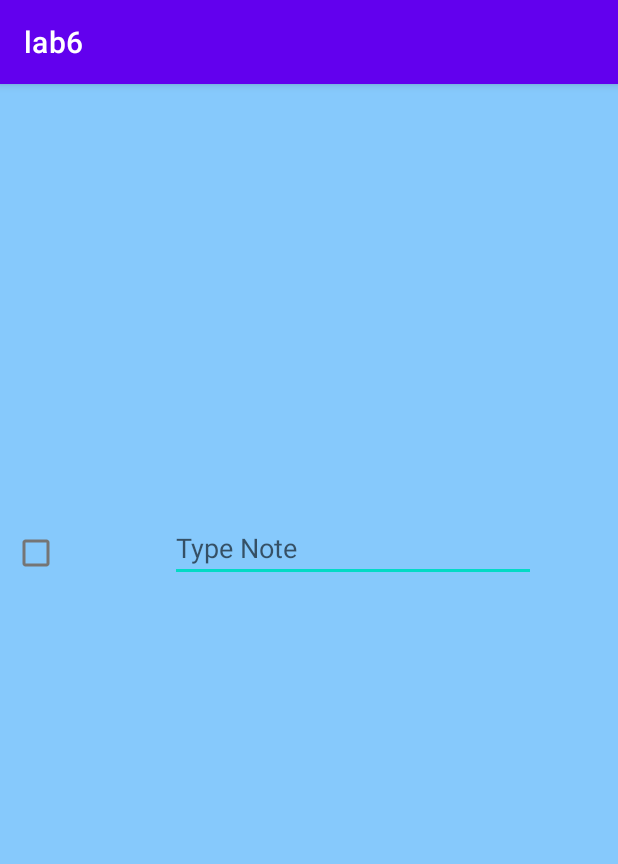
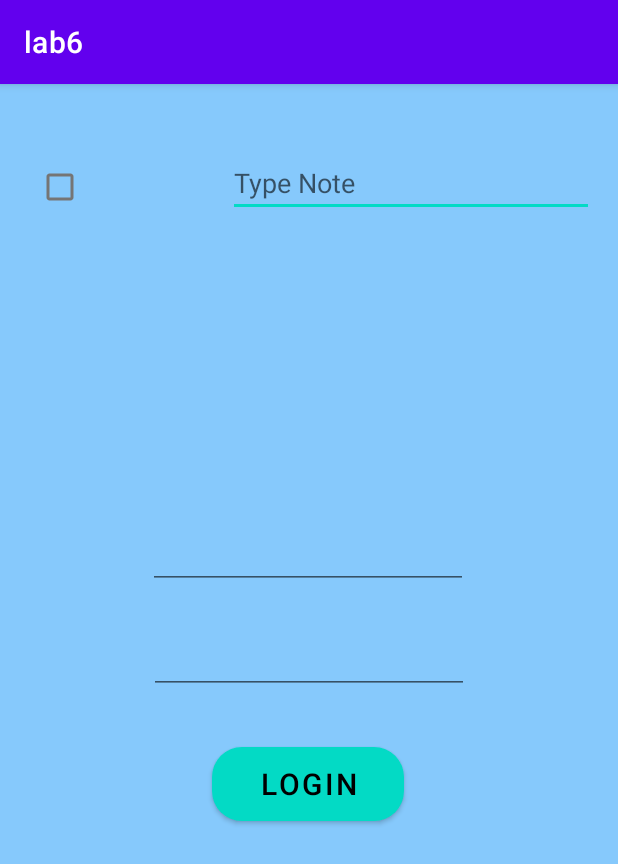
Before and after one commit to TrampI550/Android-Programming, an Android app: the CheckBoxState screen opened directly, with no data from a screen before it, on a phone screen of 412 x 824 dp. Shown: the top 864 px of the screen. Run offline under Robolectric (Android 15) with nearby library versions, the phone set to English and light mode, and no system bars.

Commit message:
lab6 and lab7 dop tasks

```diff
--- a/lab6/app/src/main/java/com/example/lab6/CheckBoxState.java
+++ b/lab6/app/src/main/java/com/example/lab6/CheckBoxState.java
@@ -3,6 +3,7 @@ package com.example.lab6;
 import android.os.Bundle;
 import android.view.View;
 import android.view.ViewTreeObserver;
+import android.widget.Button;
 import android.widget.CheckBox;
 import android.widget.EditText;
 
@@ -16,7 +17,10 @@ public class CheckBoxState extends AppCompatActivity {
     protected void onCreate(@Nullable Bundle savedInstanceState) {
         super.onCreate(savedInstanceState);
         setContentView(R.layout.activity_check_box_state);
+        EditText login = findViewById(R.id.editTextTextPersonName);
+        EditText password = findViewById(R.id.editTextTextPassword);
         CheckBox checkBox = findViewById(R.id.checkBox);
+        Button login_btn = findViewById(R.id.login_btn);
         final boolean[] checked = {PreferenceManager.getDefaultSharedPreferences(this).getBoolean("checkBox", false)};
         checkBox.setChecked(checked[0]);
         checkBox.setOnClickListener(new View.OnClickListener() {
@@ -27,6 +31,23 @@ public class CheckBoxState extends AppCompatActivity {
                         .edit().putBoolean("checkBox", checked[0]).commit();
             }
         });
+        login_btn.setOnClickListener(new View.OnClickListener() {
+            @Override
+            public void onClick(View view) {
+                String to_login = String.valueOf(login.getText());
+                String to_pass = String.valueOf(password.getText());
+                PreferenceManager.getDefaultSharedPreferences(CheckBoxState.this)
+                        .edit().putString("login", to_login).commit();
+                PreferenceManager.getDefaultSharedPreferences(CheckBoxState.this)
+                        .edit().putString("password", to_pass).commit();
+            }
+        });
+        final String[] log = {PreferenceManager.getDefaultSharedPreferences(this)
+                .getString("login", "")};
+        final String[] par = {PreferenceManager.getDefaultSharedPreferences(this)
+                .getString("password", "")};
+        login.setText(log[0]);
+        password.setText(par[0]);
         View saveLayout = findViewById(R.id.SaveLayout);
         EditText editText = findViewById(R.id.SaveNote);
         final String[] text = {PreferenceManager.getDefaultSharedPreferences(this)
--- a/lab6/app/src/main/res/layout/activity_check_box_state.xml
+++ b/lab6/app/src/main/res/layout/activity_check_box_state.xml
@@ -9,6 +9,24 @@
     android:background="#86C9FC"
     android:id="@+id/SaveLayout">
 
+    <Button
+        android:id="@+id/login_btn"
+        android:layout_width="128dp"
+        android:layout_height="49dp"
+        android:width="200sp"
+        android:height="60sp"
+        android:background="@drawable/ourfig"
+        android:text="Login"
+        android:textColor="@color/black"
+        android:textSize="20sp"
+        app:backgroundTint="@null"
+        app:layout_constraintBottom_toBottomOf="parent"
+        app:layout_constraintEnd_toEndOf="parent"
+        app:layout_constraintHorizontal_bias="0.498"
+        app:layout_constraintStart_toStartOf="parent"
+        app:layout_constraintTop_toTopOf="parent"
+        app:layout_constraintVertical_bias="0.615" />
+
     <EditText
         android:id="@+id/SaveNote"
         android:layout_width="244dp"
@@ -18,10 +36,10 @@
         android:inputType="textPersonName"
         app:layout_constraintBottom_toBottomOf="parent"
         app:layout_constraintEnd_toEndOf="parent"
-        app:layout_constraintHorizontal_bias="0.676"
+        app:layout_constraintHorizontal_bias="0.904"
         app:layout_constraintStart_toStartOf="parent"
         app:layout_constraintTop_toTopOf="parent"
-        app:layout_constraintVertical_bias="0.398" />
+        app:layout_constraintVertical_bias="0.062" />
 
     <CheckBox
         android:id="@+id/checkBox"
@@ -29,9 +47,34 @@
         android:layout_height="wrap_content"
         app:layout_constraintBottom_toBottomOf="parent"
         app:layout_constraintEnd_toEndOf="parent"
-        app:layout_constraintHorizontal_bias="0.0"
+        app:layout_constraintHorizontal_bias="0.044"
         app:layout_constraintStart_toStartOf="parent"
         app:layout_constraintTop_toTopOf="parent"
-        app:layout_constraintVertical_bias="0.401" />
+        app:layout_constraintVertical_bias="0.062" />
+
+    <EditText
+        android:id="@+id/editTextTextPassword"
+        android:layout_width="wrap_content"
+        android:layout_height="wrap_content"
+        android:ems="10"
+        android:inputType="textPassword"
+        app:layout_constraintBottom_toBottomOf="parent"
+        app:layout_constraintEnd_toEndOf="parent"
+        app:layout_constraintStart_toStartOf="parent"
+        app:layout_constraintTop_toTopOf="parent" />
+
+    <EditText
+        android:id="@+id/editTextTextPersonName"
+        android:layout_width="wrap_content"
+        android:layout_height="wrap_content"
+        android:ems="10"
+        android:inputType="textPersonName"
+        android:text=""
+        app:layout_constraintBottom_toBottomOf="parent"
+        app:layout_constraintEnd_toEndOf="parent"
+        app:layout_constraintHorizontal_bias="0.497"
+        app:layout_constraintStart_toStartOf="parent"
+        app:layout_constraintTop_toTopOf="parent"
+        app:layout_constraintVertical_bias="0.403" />
 
 </androidx.constraintlayout.widget.ConstraintLayout>
--- /dev/null
+++ b/lab7/app/src/main/res/drawable/sec.xml
@@ -0,0 +1,6 @@
+<?xml version="1.0" encoding="utf-8"?>
+<shape xmlns:android="http://schemas.android.com/apk/res/android"
+    android:shape="rectangle">
+    <solid android:color="#373939"/>
+    <corners android:radius="20dp"/>
+</shape>
```
Also changed, not shown: lab7/app/src/main/java/com/example/lab7/ThirdActivity.java (+57 -4 lines), lab7/app/src/main/res/layout/activity_third.xml (+39 -6 lines), lab7/app/src/main/res/layout/list_items.xml (added, +23 -0 lines).
